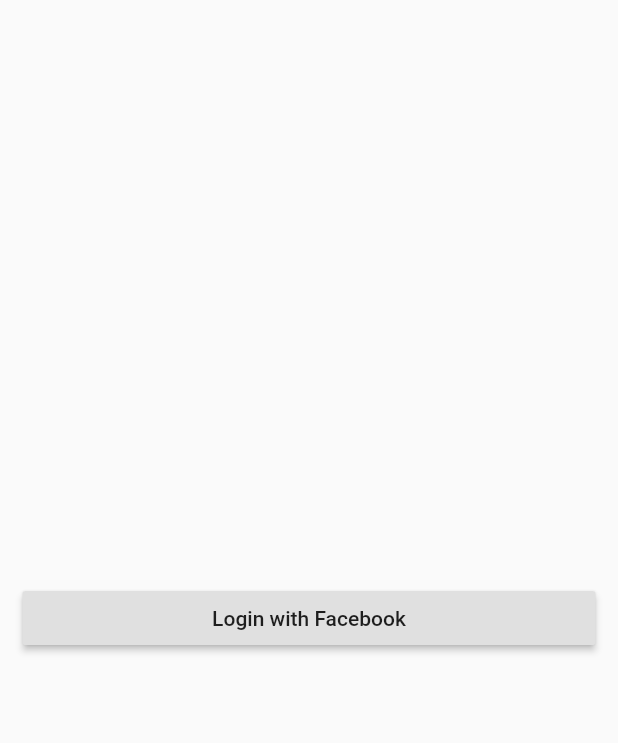
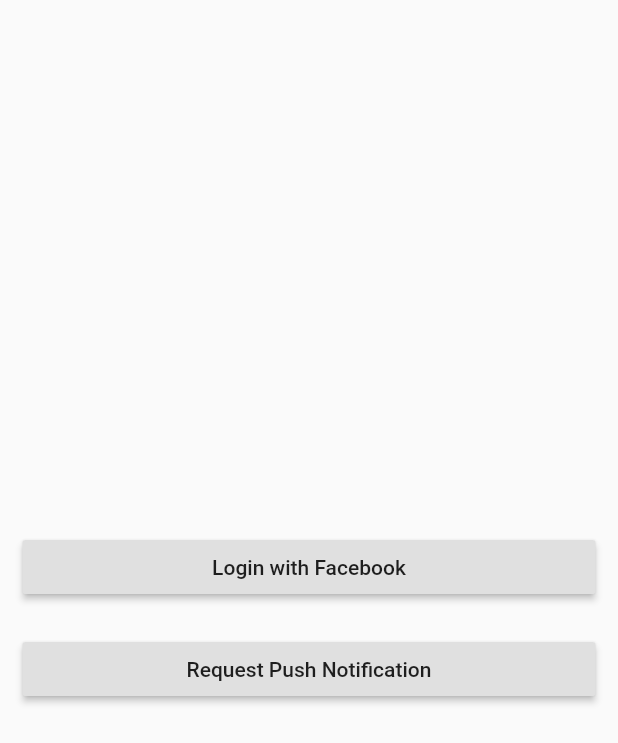
Before and after one commit to dnys1/pos_labs_demo, a Flutter app: the screen it shows after launch, on a phone screen of 412 x 824 dp. Shown: the top 743 px of the screen. Run offline on Flutter 3.47's test engine with Material 2 defaults, Android fonts, the phone set to English and light mode, and no system bars; our stand-ins replace bloc, equatable, firebase_auth, firebase_messaging, flutter_bloc, local_auth and 1 more; missing offline and left inert: flutter_facebook_login, flutter_google_maps; accounts and stored records are empty.

Commit message:
Enable push notifications

```diff
--- /dev/null
+++ b/lib/core/blocs/push_notifications/push_notifications_bloc.dart
@@ -0,0 +1,61 @@
+import 'dart:async';
+
+import 'package:bloc/bloc.dart';
+import 'package:equatable/equatable.dart';
+import 'package:meta/meta.dart';
+
+import '../../services/push_notifications_service.dart';
+
+part 'push_notifications_event.dart';
+part 'push_notifications_state.dart';
+
+/// Handles push notifications configuration and requests.
+class PushNotificationsBloc
+    extends Bloc<PushNotificationsEvent, PushNotificationsState> {
+  PushNotificationsService _pushNotificationsService;
+
+  PushNotificationsBloc(
+      {@required PushNotificationsService pushNotificationsService}) {
+    assert(pushNotificationsService != null,
+        'PushNotificationsService must be provided');
+    _pushNotificationsService = pushNotificationsService;
+
+    // Listen to the stream of notifications and add them to the bloc
+    _pushNotificationsService.notificationsStream.listen((Map<String, dynamic> notification) {
+      add(PushNotificationReceived(notification));
+    });
+  }
+
+  @override
+  PushNotificationsState get initialState => PushNotificationsInitial();
+
+  @override
+  Future<void> close() {
+    _pushNotificationsService.dispose();
+    return super.close();
+  }
+
+  @override
+  Stream<PushNotificationsState> mapEventToState(
+    PushNotificationsEvent event,
+  ) async* {
+    if (event is PushNotificationsRequest) {
+      yield* _mapPushNotificationsRequestToState();
+    } else if (event is PushNotificationReceived) {
+      yield PushNotificationLoaded(event.data);
+    }
+  }
+
+  /// Requests a push notification using [PushNotificationsService]
+  Stream<PushNotificationsState> _mapPushNotificationsRequestToState() async* {
+    yield PushNotificationLoading();
+
+    try {
+      await _pushNotificationsService.requestPushNotification();
+    } catch (e) {
+      print('Error requesting push notifications: $e');
+    } finally {
+      yield PushNotificationsInitial();
+    }
+  }
+}
--- /dev/null
+++ b/lib/core/blocs/push_notifications/push_notifications_event.dart
@@ -0,0 +1,27 @@
+part of 'push_notifications_bloc.dart';
+
+abstract class PushNotificationsEvent extends Equatable {
+  const PushNotificationsEvent();
+
+  @override
+  List<Object> get props => [];
+}
+
+/// Fired when a user requests a push notification
+class PushNotificationsRequest extends PushNotificationsEvent {}
+
+/// Fired when a push notification is received
+class PushNotificationReceived extends PushNotificationsEvent {
+  /// The data attached to the notification.
+  final Map<String, dynamic> data;
+
+  const PushNotificationReceived(this.data);
+
+  @override
+  List<Object> get props => [data];
+
+  @override
+  String toString() {
+    return 'PushNotificationReceived { data: $data }';
+  }
+}
--- /dev/null
+++ b/lib/core/blocs/push_notifications/push_notifications_state.dart
@@ -0,0 +1,30 @@
+part of 'push_notifications_bloc.dart';
+
+abstract class PushNotificationsState extends Equatable {
+  const PushNotificationsState();
+
+  @override
+  List<Object> get props => [];
+}
+
+/// The initial and base-case state for push notifications.
+class PushNotificationsInitial extends PushNotificationsState {}
+
+/// A push notification has been requested -- sending request to server.
+class PushNotificationLoading extends PushNotificationsState {}
+
+/// A notification is received and the data is loaded.
+class PushNotificationLoaded extends PushNotificationsState {
+  /// The data attached to the notification.
+  final Map<String, dynamic> data;
+
+  const PushNotificationLoaded(this.data);
+
+  @override
+  List<Object> get props => [data];
+
+  @override
+  String toString() {
+    return 'PushNotificationLoaded { data: $data }';
+  }
+}
--- a/lib/main.dart
+++ b/lib/main.dart
@@ -2,16 +2,22 @@
 import 'package:flutter_bloc/flutter_bloc.dart';
 import 'package:flutter_google_maps/flutter_google_maps.dart';
 
+import 'core/blocs/delegate.dart';
 import 'core/blocs/login/login_bloc.dart';
 import 'core/blocs/location/location_bloc.dart';
+import 'core/blocs/push_notifications/push_notifications_bloc.dart';
 import 'core/services/auth_service.dart';
 import 'core/services/local_auth_service.dart';
 import 'core/services/location_service.dart';
+import 'core/services/push_notifications_service.dart';
 import 'ui/views/views.dart';
 
 void main() {
   // Initialize Google Map services (for Directions API)
   GoogleMap.init('AIzaSyDyPsb5fqeIYph4LwKh9VnZEId20inMHC4');
+
+  // Initialize the BlocDelegate
+  BlocSupervisor.delegate = CustomBlocDelegate();
 
   runApp(POSLabsDemo());
 }
@@ -19,6 +25,7 @@
 class POSLabsDemo extends StatelessWidget {
   final AuthService _authService;
   final LocationService _locationService;
+  final PushNotificationsService _pushNotificationsService;
 
   /// Optionally set the initial route.
   final String initialRoute;
@@ -26,27 +33,17 @@
   POSLabsDemo({
     AuthService authService,
     LocationService locationService,
+    PushNotificationsService pushNotificationsService,
     this.initialRoute = '/',
   })  : _authService =
             authService ?? AuthService(localAuth: LocalAuthService()),
-        _locationService = locationService ?? LocationService();
+        _locationService = locationService ?? LocationService(),
+        _pushNotificationsService =
+            pushNotificationsService ?? PushNotificationsService();
 
   @override
   Widget build(BuildContext context) {
-    return MultiBlocProvider(
-      providers: [
-        BlocProvider<LoginBloc>(
-          create: (context) => LoginBloc(
-            auth: _authService,
-          )..add(LoginStarted()),
-        ),
-        BlocProvider<LocationBloc>(
-          create: (context) => LocationBloc(
-            locationService: _locationService,
-          )..add(LocationStarted()),
-        ),
-      ],
-      child: MaterialApp(
+    return MaterialApp(
       title: 'POS Labs Demo',
       theme: ThemeData(
         primarySwatch: Colors.blue,
@@ -54,10 +51,28 @@
       ),
       initialRoute: initialRoute,
       routes: {
-          '/': (context) => LoginView(),
-          '/map': (context) => MapView(),
+        '/': (context) => MultiBlocProvider(
+              providers: [
+                BlocProvider<LoginBloc>(
+                  create: (context) => LoginBloc(
+                    auth: _authService,
+                  )..add(LoginStarted()),
+                ),
+                BlocProvider<PushNotificationsBloc>(
+                  create: (context) => PushNotificationsBloc(
+                    pushNotificationsService: _pushNotificationsService,
+                  ),
+                ),
+              ],
+              child: LoginView(),
+            ),
+        '/map': (context) => BlocProvider<LocationBloc>(
+              create: (context) => LocationBloc(
+                locationService: _locationService,
+              )..add(LocationStarted()),
+              child: MapView(),
+            ),
       },
-      ),
     );
   }
 }
--- a/lib/ui/keys.dart
+++ b/lib/ui/keys.dart
@@ -3,4 +3,5 @@
 class Keys {
   static const loginWithFacebookButton = Key('loginWithFacebookButton');
   static const loginWithBiometricsButton = Key('loginWithBiometricsButton');
+  static const requestPushNotificationButton = Key('requestPushNotificationButton');
 }
--- a/lib/ui/views/login_view.dart
+++ b/lib/ui/views/login_view.dart
@@ -5,13 +5,17 @@
 
 import '../../core/enums/biometric_type.dart';
 import '../../core/blocs/login/login_bloc.dart';
+import '../../core/blocs/push_notifications/push_notifications_bloc.dart';
 import '../keys.dart';
 import '../widgets/widgets.dart';
 
 class LoginView extends StatelessWidget {
+  static final _scaffoldKey = GlobalKey<ScaffoldState>();
+
   @override
   Widget build(BuildContext context) {
     return Scaffold(
+      key: _scaffoldKey,
       body: Padding(
         padding: const EdgeInsets.all(15.0),
         child: BlocConsumer<LoginBloc, LoginState>(
@@ -48,7 +52,8 @@
                           .add(LoginInitiated(method: LoginMethod.Facebook));
                     },
                   ),
-                  if (Platform.isIOS && state.biometricType != BiometricType.None) ...[
+                  if (Platform.isIOS &&
+                      state.biometricType != BiometricType.None) ...[
                     SizedBox(height: 20),
                     RaisedButton(
                       key: Keys.loginWithBiometricsButton,
@@ -60,6 +65,49 @@
                       },
                     ),
                   ],
+                  SizedBox(height: 20),
+                  BlocConsumer<PushNotificationsBloc, PushNotificationsState>(
+                    listener: (context, state) {
+                      // Show a SnackBar when a push notification is received
+                      if (state is PushNotificationLoaded) {
+                        Scaffold.of(context).showSnackBar(SnackBar(
+                          duration: const Duration(seconds: 5),
+                          content: Text('Push notification received'),
+                          action: SnackBarAction(
+                            label: 'Show data',
+                            onPressed: () {
+                              showDialog(
+                                context: context,
+                                child: PushNotificationsDialog(state.data),
+                              );
+                            },
+                          ),
+                        ));
+                      }
+                    },
+                    builder: (context, state) {
+                      bool buttonEnabled;
+                      if (state is PushNotificationsInitial ||
+                          state is PushNotificationLoaded) {
+                        buttonEnabled = true;
+                      } else if (state is PushNotificationLoading) {
+                        buttonEnabled = false;
+                      } else {
+                        throw UnimplementedError(
+                            'Invalid PushNotificationsState: $state');
+                      }
+                      return RaisedButton(
+                        key: Keys.requestPushNotificationButton,
+                        child: Text('Request Push Notification'),
+                        onPressed: buttonEnabled
+                            ? () {
+                                BlocProvider.of<PushNotificationsBloc>(context)
+                                    .add(PushNotificationsRequest());
+                              }
+                            : null,
+                      );
+                    },
+                  ),
                 ],
               );
             } else if (state is LoginFailure) {
--- a/lib/ui/widgets/widgets.dart
+++ b/lib/ui/widgets/widgets.dart
@@ -1 +1,2 @@
 export 'exception_view.dart';
+export 'push_notifications_dialog.dart';
--- a/pubspec.yaml
+++ b/pubspec.yaml
@@ -35,6 +35,7 @@
   flutter_bloc: ^4.0.0
   flutter_facebook_login: ^3.0.0
   flutter_google_maps: ^3.7.1
+  firebase_messaging: ^6.0.16
   local_auth: ^0.6.2
   location: ^3.0.2
 
```
Also changed, not shown: lib/core/blocs/delegate.dart (added, +19 -0 lines), lib/core/services/push_notifications_service.dart (added, +84 -0 lines), lib/ui/widgets/push_notifications_dialog.dart (added, +17 -0 lines), pubspec.lock, 6 other files. Lines whose indentation alone changed are shown as unchanged.
